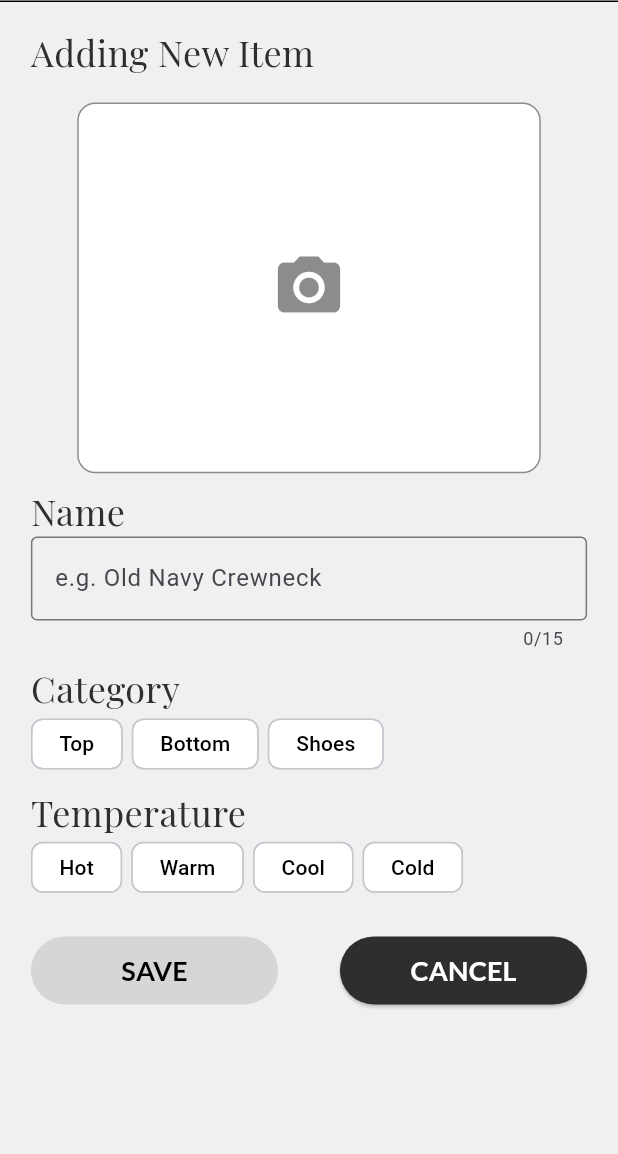
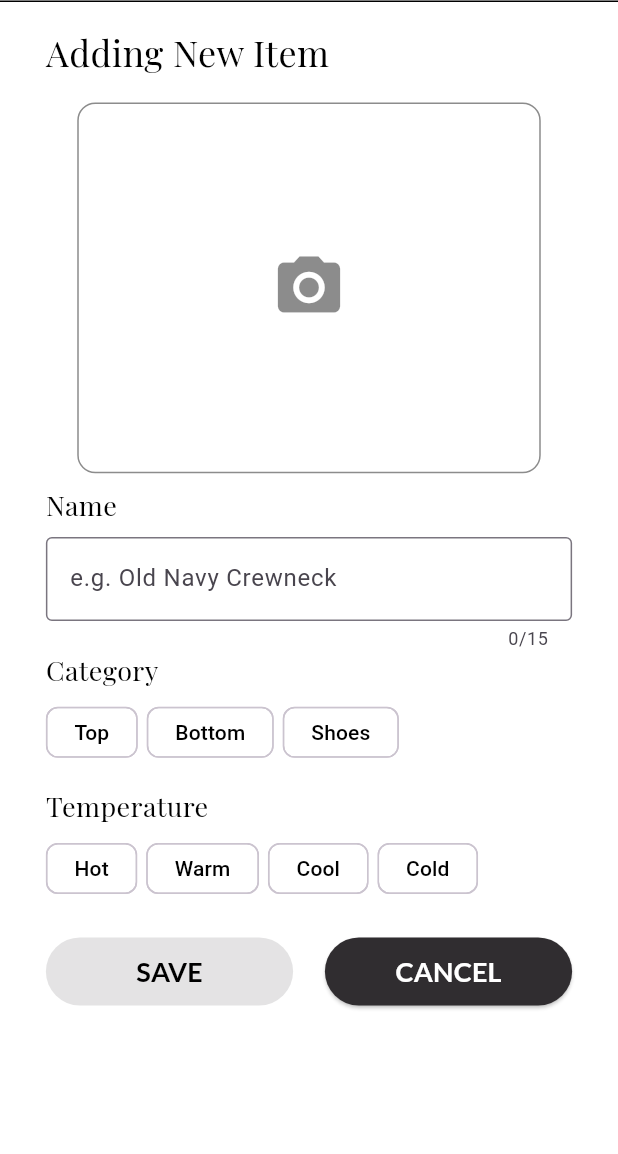
Before and after one commit to Stefania-P11/SWE-Project, a Flutter app: the AddItemScreen screen opened directly, on a phone screen of 412 x 824 dp, the part 82-1236 px from its top. Run offline on Flutter 3.47's test engine with Material 3 defaults, Android fonts, the phone set to English and light mode, and no system bars; our stand-ins replace cloud_firestore, firebase_auth, firebase_core, firebase_storage, flutter_image_compress, flutter_svg and 5 more; missing offline and left inert: geolocator_android, geolocator_apple; accounts and stored records are empty.

```diff
--- a/lib/screens/add_item_screen.dart
+++ b/lib/screens/add_item_screen.dart
@@ -205,7 +205,7 @@ void _handleSaveOrUpdate() async {
     final screenHeight = MediaQuery.of(context).size.height;
 
     return Scaffold(
-      backgroundColor: const Color.fromARGB(255, 239, 240, 240),
+      backgroundColor: kBackgroundColor,
 
       // Custom App Bar with back button and optional edit/delete icons
       appBar: CustomAppBar(
@@ -216,7 +216,9 @@ void _handleSaveOrUpdate() async {
       ),
 
       // Body of the Add Item Screen
-      body: Column(
+      body: Padding(
+        padding: const EdgeInsets.symmetric(horizontal: 10.0),
+        child: Column(
           children: [
             Expanded(
               child: Padding(
@@ -235,15 +237,15 @@ void _handleSaveOrUpdate() async {
                             ? (widget.item != null
                                 ? Text(
                                     "Update Item", // Show this title when in edit mode
-                                  style: kH2,
+                                    style: kH2.copyWith(color: Colors.black),
                                   )
                                 : Text(
                                     "Adding New Item", // Show this title when adding a new item
-                                  style: kH2,
+                                    style: kH2.copyWith(color: Colors.black),
                                   ))
                             : Text(
                                 "Item Details", // Show this title when viewing an item
-                              style: kH2,
+                                style: kH2.copyWith(color: Colors.black),
                               ),
                       ),
 
@@ -267,7 +269,9 @@ void _handleSaveOrUpdate() async {
                       SizedBox(height: screenHeight * 0.01),
 
                       // Label for name input
-                    Text("Name", style: kH2),
+                      Text("Name", style: kH3.copyWith(color: Colors.black)),
+
+                      SizedBox(height: screenHeight * 0.01),
 
                       // TextField for entering item name (max length: 15 characters)
                       TextField(
@@ -280,11 +284,12 @@ void _handleSaveOrUpdate() async {
                         ),
                       ),
 
-                    // Add spacing below name input
-                    SizedBox(height: screenHeight * 0.01),
+
 
                       // Label for category selection
-                    Text("Category", style: kH2),
+                      Text("Category", style: kH3.copyWith(color: Colors.black)),
+
+                      SizedBox(height: screenHeight * 0.01),
 
                       // Wrap to display category selection buttons horizontally
                       Wrap(
@@ -292,6 +297,8 @@ void _handleSaveOrUpdate() async {
                         children: categories
                             .map(
                               (category) => IntrinsicWidth(
+                                child: Opacity(
+                                  opacity: isViewMode ? 0.9 : 1.0, // Dim in view mode
                                   child: ChoiceChip(
                                     label: Center(
                                       child: Text(
@@ -323,15 +330,18 @@ void _handleSaveOrUpdate() async {
                                     ),
                                   ),
                                 ),
+                              ),
                             )
                             .toList(),
                       ),
 
                       // Add spacing below category buttons
-                    SizedBox(height: screenHeight * 0.01),
+                      SizedBox(height: screenHeight * 0.02),
 
                       // Label for temperature selection
-                    Text("Temperature", style: kH2),
+                      Text("Temperature", style: kH3.copyWith(color: Colors.black)),
+
+                      SizedBox(height: screenHeight * 0.01),
 
                       // Wrap to display temperature selection buttons horizontally
                       Wrap(
@@ -339,6 +349,8 @@ void _handleSaveOrUpdate() async {
                         children: temperatures
                             .map(
                               (temp) => IntrinsicWidth(
+                                child: Opacity(
+                                  opacity: isViewMode ? 0.9 : 1.0, // Dim in view mode
                                   child: ChoiceChip(
                                     label: Center(
                                       child: Text(
@@ -370,6 +382,7 @@ void _handleSaveOrUpdate() async {
                                     padding: EdgeInsets.symmetric(
                                       horizontal: 10,
                                       vertical: 8,
+                                    ),
                                   ),
                                 ),
                               ),
@@ -432,6 +445,7 @@ void _handleSaveOrUpdate() async {
             ),
           ],
         ),
+      ),
     );
   }
 }
```
Lines whose indentation alone changed are shown as unchanged.
